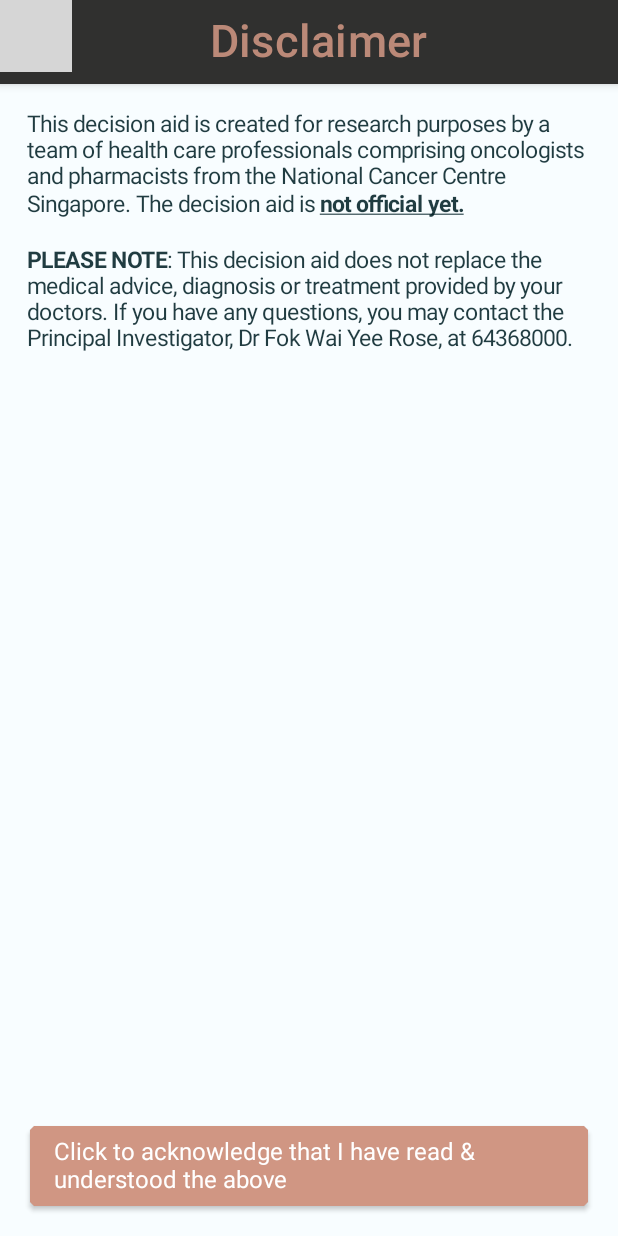
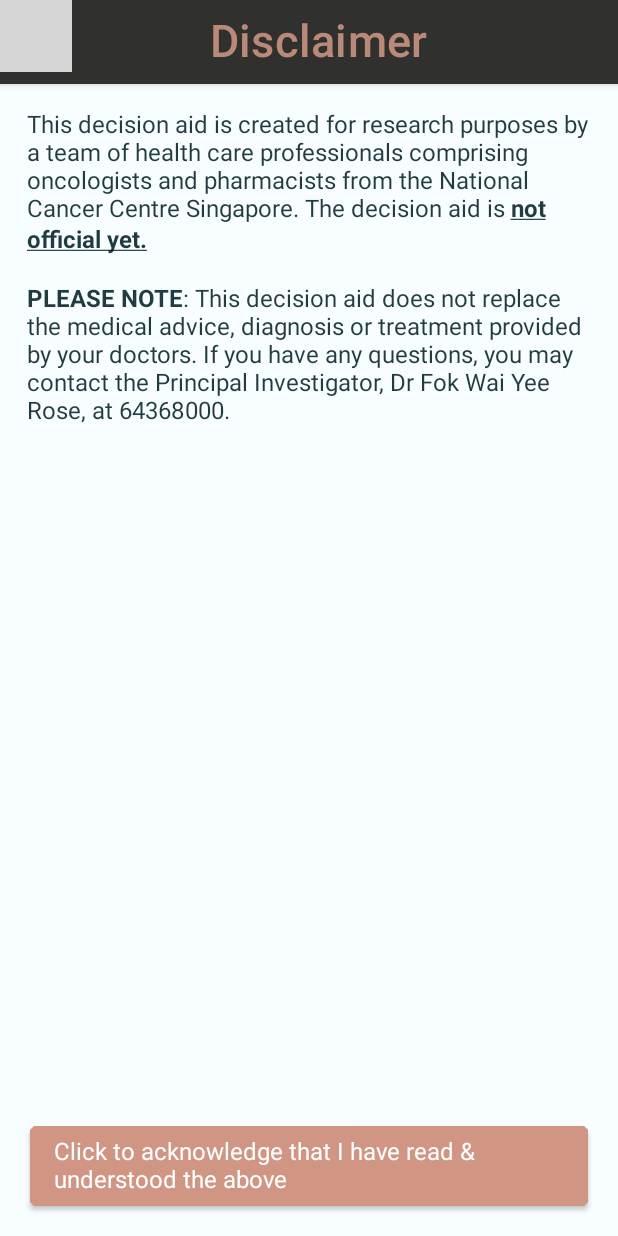
Before and after one commit to jnchen1/swe-capstone-hope, an Android app built with Jetpack Compose: the screen it shows after launch (MainActivity), on a phone screen of 412 x 824 dp. Run offline under Robolectric (Android 15) with nearby library versions, the phone set to English and light mode, and no system bars; our stand-ins replace Voyager; 1 statement that could not run was skipped; grey boxes are pictures that could not be loaded.

Commit message:
Change font size to use those included in Type.kt

```diff
--- a/shared/src/commonMain/kotlin/DisclaimerScreen.kt
+++ b/shared/src/commonMain/kotlin/DisclaimerScreen.kt
@@ -28,6 +28,7 @@ import cafe.adriel.voyager.core.screen.uniqueScreenKey
 import cafe.adriel.voyager.navigator.LocalNavigator
 import cafe.adriel.voyager.navigator.currentOrThrow
 import ui.theme.AppTheme
+import ui.theme.AppTypography
 
 data class DisclaimerScreen(
     val wrapContent: Boolean = false
@@ -52,7 +53,7 @@ data class DisclaimerScreen(
 //                        Row(verticalAlignment = Alignment.CenterVertically){
                         Text(
                             text = "Disclaimer",
-                            fontSize = 30.sp,
+                            fontSize = AppTypography.h1.fontSize,
                             modifier = Modifier.fillMaxWidth(),
                             textAlign = TextAlign.Center
                         )
@@ -68,7 +69,7 @@ data class DisclaimerScreen(
                 verticalArrangement = Arrangement.SpaceBetween
             ) {
                 Text(
-                    fontSize = 15.sp,
+                    fontSize = AppTypography.body1.fontSize,
                     modifier = Modifier.padding(8.dp),
                     text = buildAnnotatedString {
                         append("This decision aid is created for research purposes by a team of health care professionals comprising oncologists and pharmacists from the National Cancer Centre Singapore. The decision aid is ")
```
